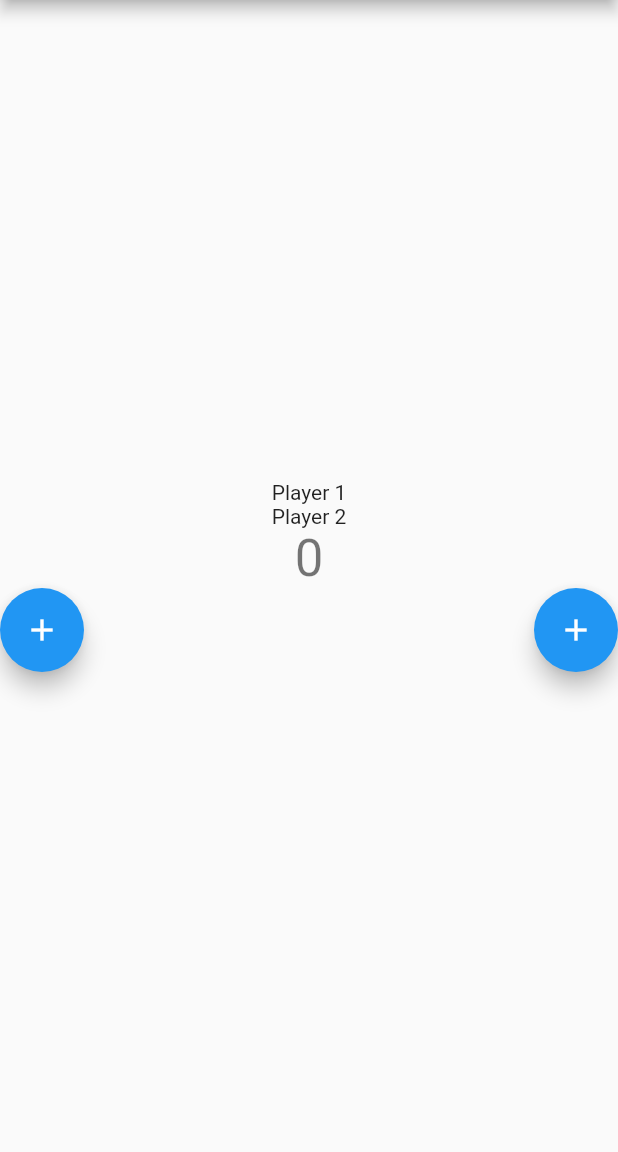
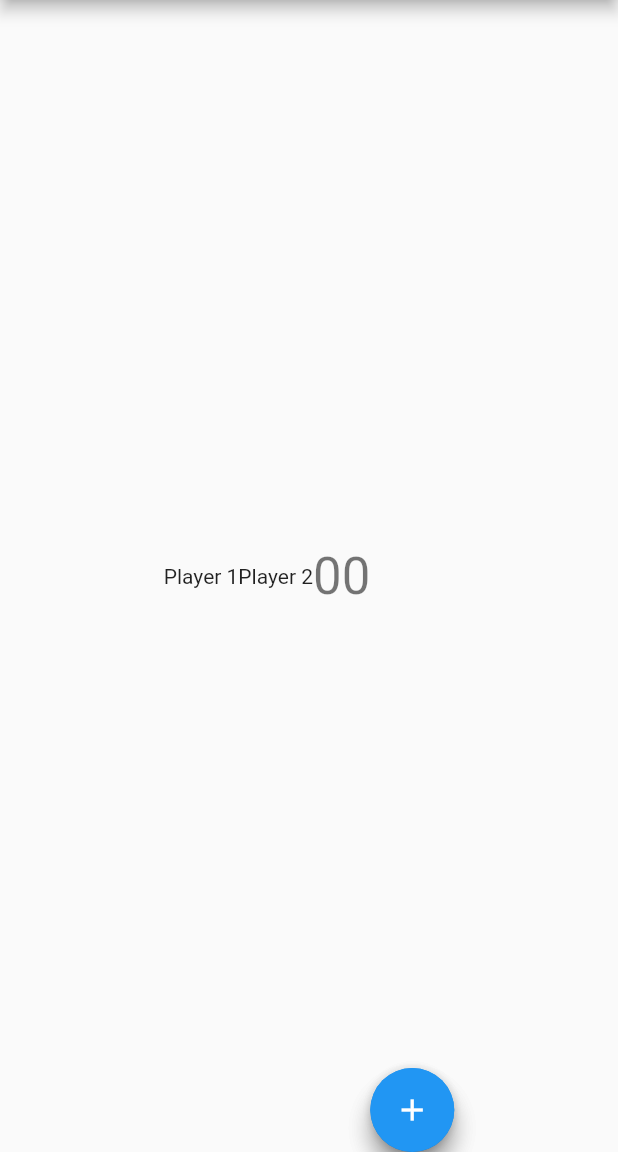
Before and after one commit to taglioIsCoding/PinkanellApp, a Flutter app: the screen it shows after launch, on a phone screen of 412 x 824 dp, the part 84-1236 px from its top. Run offline on Flutter 3.47's test engine with Material 2 defaults, Android fonts, the phone set to English and light mode, and no system bars.

Commit message:
Add a method

```diff
--- a/lib/myHomePage.dart
+++ b/lib/myHomePage.dart
@@ -60,7 +60,7 @@ class _MyHomePageState extends State<MyHomePage> {
       body: Center(
         // Center is a layout widget. It takes a single child and positions it
         // in the middle of the parent.
-        child: Column(
+        child: Row(
           // Column is also layout widget. It takes a list of children and
           // arranges them vertically. By default, it sizes itself to fit its
           // children horizontally, and tries to be as tall as its parent.
@@ -87,6 +87,10 @@ class _MyHomePageState extends State<MyHomePage> {
               '$_counter',
               style: Theme.of(context).textTheme.display1,
             ),
+            Text(
+              '$_counter2',
+              style: Theme.of(context).textTheme.display1,
+            ),
             Stack(
               children: <Widget>[
                 Align(
@@ -100,7 +104,7 @@ class _MyHomePageState extends State<MyHomePage> {
                 Align(
                   alignment: Alignment.bottomRight,
                   child: FloatingActionButton(
-                    onPressed: _incrementCounter,
+                    onPressed: _incrementCounter2,
                     tooltip: 'Goal',
                     child: Icon(Icons.add),
                   ),
@@ -111,7 +115,9 @@ class _MyHomePageState extends State<MyHomePage> {
         ),
 
 
+
       ),
+
       /*
       floatingActionButton: FloatingActionButton(
         onPressed: _incrementCounter,
```
